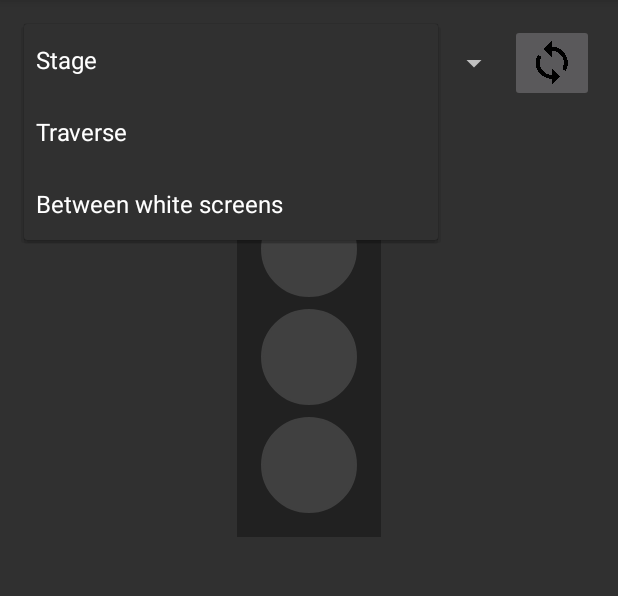
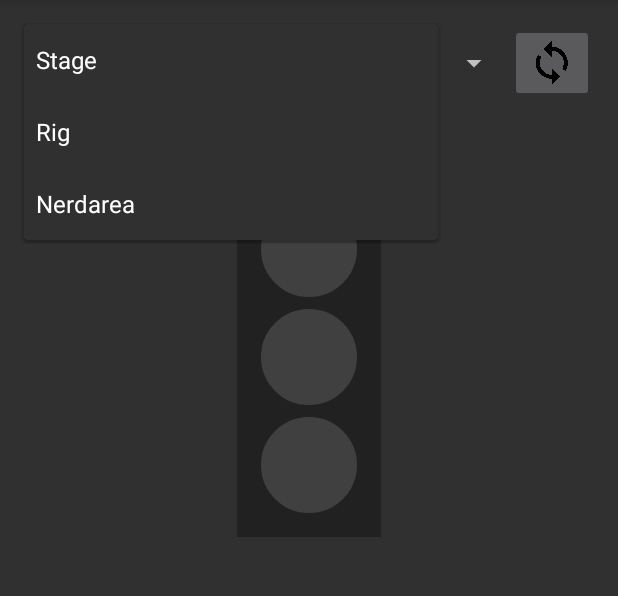
Before and after one commit to c-base/AmpelControl, an Android app: the screen it shows after launch (AmpelActivity), after a tap on "Stage", on a phone screen of 412 x 824 dp, the part 84-680 px from its top. Run offline under Robolectric (Android 15) with nearby library versions, the phone set to English and light mode, and no system bars; our stand-ins replace ButterKnife; libraries missing offline, so code that uses them is left out: com.squareup.okhttp; 5 statements that could not run were skipped.

Commit message:
Tweak traffic light/location names

```diff
--- a/app/src/main/res/values/strings.xml
+++ b/app/src/main/res/values/strings.xml
@@ -4,8 +4,8 @@
     <string name="app_name">Ampel Control</string>
     <string name="app_name_full">Ampel Control - 31C3 Edition</string>
     <string name="ampel_1_name">Stage</string>
-    <string name="ampel_2_name">Traverse</string>
-    <string name="ampel_3_name">Between white screens</string>
+    <string name="ampel_2_name">Rig</string>
+    <string name="ampel_3_name">Nerdarea</string>
 
     <string name="action_about">About</string>
     <string name="title_about">About</string>
```
Also changed, not shown: 1 other file.
